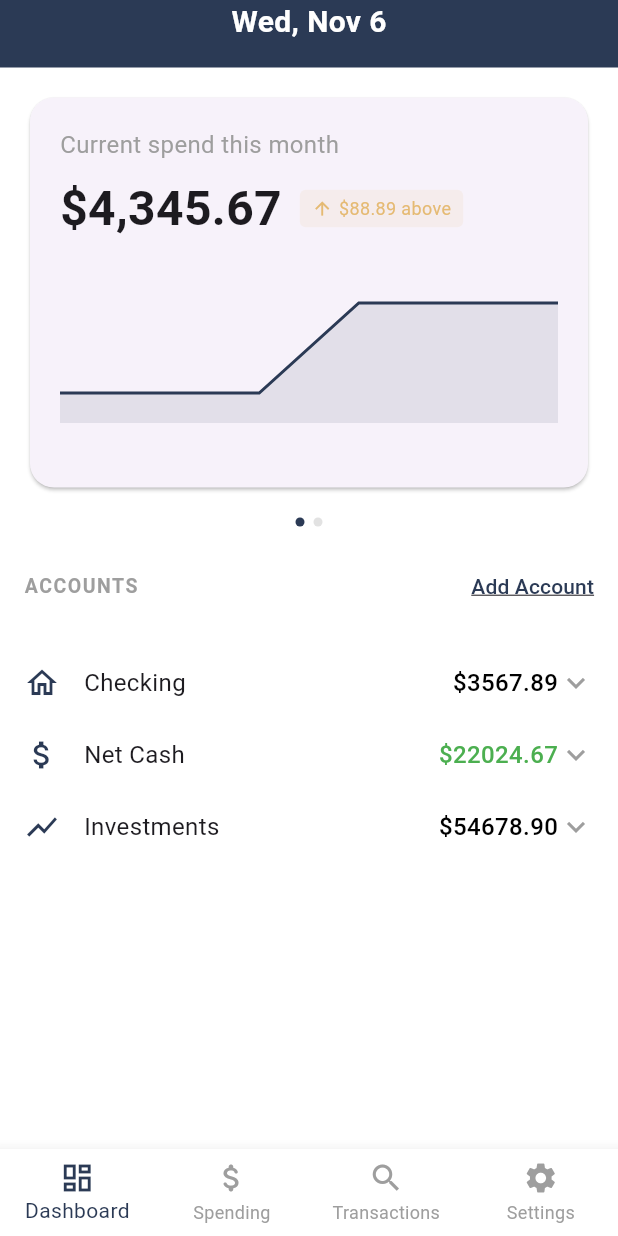
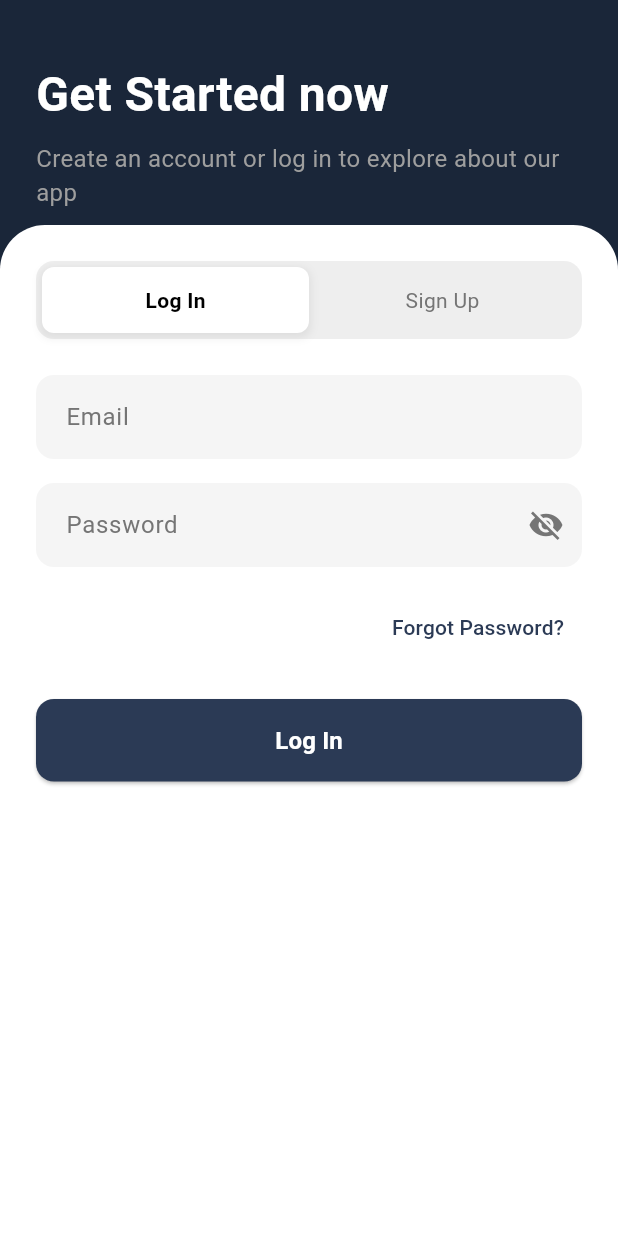
Before and after one commit to aaditaggarwal26/financeplaidapp, a Flutter app: the screen it shows after launch, on a phone screen of 412 x 824 dp. Run offline on Flutter 3.47's test engine with Material 3 defaults, Android fonts, the light colour scheme and no system bars; our stand-ins replace csv, firebase_auth, firebase_core, fl_chart, flutter_dotenv, open_file; accounts and stored records are empty.

Commit message:
login and backend connection

```diff
--- a/lib/main.dart
+++ b/lib/main.dart
@@ -1,5 +1,7 @@
+import 'package:fbla_coding_programming_app/screens/login_screen.dart';
 import 'package:fbla_coding_programming_app/screens/spending_screen.dart';
 import 'package:fbla_coding_programming_app/tabs.dart';
+import 'package:firebase_core/firebase_core.dart';
 import 'package:flutter/material.dart';
 import 'package:flutter_dotenv/flutter_dotenv.dart';
 import 'package:path_provider/path_provider.dart';
@@ -10,6 +12,8 @@
 import 'package:open_file/open_file.dart';
 
 Future<void> main() async {
+  WidgetsFlutterBinding.ensureInitialized();
+  await Firebase.initializeApp();
   try {
     // Load the .env file from the root of the project
     await dotenv.load(fileName: ".env");
@@ -27,7 +31,7 @@
     return MaterialApp(
       title: 'FBLA Finance App',
       theme: ThemeData(primarySwatch: Colors.purple),
-      home: const Tabs(),
+      home: LoginScreen(),
     );
   }
 }
--- /dev/null
+++ b/lib/screens/login_screen.dart
@@ -0,0 +1,426 @@
+import 'dart:async';
+import 'package:fbla_coding_programming_app/tabs.dart';
+import 'package:firebase_auth/firebase_auth.dart';
+import 'package:flutter/material.dart';
+
+class LoginScreen extends StatefulWidget {
+  @override
+  _LoginScreenState createState() => _LoginScreenState();
+}
+
+class _LoginScreenState extends State<LoginScreen> {
+  bool isLogin = true;
+  bool obscurePassword = true;
+  bool obscureConfirmPassword = true;
+  bool isLoading = false;
+
+  final TextEditingController _emailController = TextEditingController();
+  final TextEditingController _passwordController = TextEditingController();
+  final TextEditingController _confirmPasswordController =
+      TextEditingController();
+
+  final FirebaseAuth _auth = FirebaseAuth.instance;
+
+  String? errorMessage;
+
+  late StreamSubscription<User?> _authStateSubscription;
+
+  @override
+  void initState() {
+    super.initState();
+    _authStateSubscription =
+        FirebaseAuth.instance.authStateChanges().listen((User? user) {
+      if (!mounted) return;
+
+      if (user != null) {
+        Navigator.of(context).pushReplacement(
+          MaterialPageRoute(builder: (context) => const Tabs()),
+        );
+      }
+    });
+  }
+
+  @override
+  void dispose() {
+    _authStateSubscription.cancel();
+    super.dispose();
+  }
+
+  Future<void> _signIn() async {
+    setState(() {
+      isLoading = true;
+      errorMessage = null;
+    });
+
+    try {
+      await _auth.signInWithEmailAndPassword(
+        email: _emailController.text.trim(),
+        password: _passwordController.text,
+      );
+      Navigator.pushReplacement(
+        context,
+        MaterialPageRoute(
+          builder: (context) => const Tabs(),
+        ),
+      );
+      ScaffoldMessenger.of(context).showSnackBar(
+        const SnackBar(content: Text('Successfully logged in!')),
+      );
+    } on FirebaseAuthException catch (e) {
+      setState(() {
+        errorMessage = e.message;
+      });
+    } catch (e) {
+      setState(() {
+        errorMessage = 'An error occurred';
+      });
+    } finally {
+      setState(() {
+        isLoading = false;
+      });
+    }
+  }
+
+  Future<void> _signUp() async {
+    if (_passwordController.text != _confirmPasswordController.text) {
+      setState(() {
+        errorMessage = 'Passwords do not match';
+      });
+      return;
+    }
+
+    setState(() {
+      isLoading = true;
+      errorMessage = null;
+    });
+
+    try {
+      await _auth.createUserWithEmailAndPassword(
+        email: _emailController.text.trim(),
+        password: _passwordController.text,
+      );
+      Navigator.pushReplacement(
+        context,
+        MaterialPageRoute(
+          builder: (context) => const Tabs(),
+        ),
+      );
+      ScaffoldMessenger.of(context).showSnackBar(
+        const SnackBar(content: Text('Successfully signed up!')),
+      );
+    } on FirebaseAuthException catch (e) {
+      setState(() {
+        errorMessage = e.message;
+      });
+    } catch (e) {
+      setState(() {
+        errorMessage = 'An error occurred';
+      });
+    } finally {
+      setState(() {
+        isLoading = false;
+      });
+    }
+  }
+
+  Future<void> _resetPassword() async {
+    if (_emailController.text.isEmpty) {
+      setState(() {
+        errorMessage = 'Please enter your email';
+      });
+      return;
+    }
+
+    try {
+      await _auth.sendPasswordResetEmail(email: _emailController.text.trim());
+      ScaffoldMessenger.of(context).showSnackBar(
+        const SnackBar(content: Text('Password reset email sent')),
+      );
+    } on FirebaseAuthException catch (e) {
+      setState(() {
+        errorMessage = e.message;
+      });
+    }
+  }
+
+  @override
+  Widget build(BuildContext context) {
+    return Scaffold(
+      backgroundColor: const Color(0xFF2B3A55),
+      body: Stack(
+        children: [
+          Container(
+            height: MediaQuery.of(context).size.height * 0.3,
+            color: const Color.fromARGB(255, 26, 38, 57),
+          ),
+          Column(
+            children: [
+              SafeArea(
+                child: Padding(
+                  padding: const EdgeInsets.symmetric(horizontal: 24.0),
+                  child: Column(
+                    crossAxisAlignment: CrossAxisAlignment.start,
+                    children: [
+                      const SizedBox(height: 40),
+                      const Text(
+                        'Get Started now',
+                        style: TextStyle(
+                          fontSize: 32,
+                          fontWeight: FontWeight.bold,
+                          color: Colors.white,
+                        ),
+                      ),
+                      const SizedBox(height: 8),
+                      Text(
+                        'Create an account or log in to explore about our app',
+                        style: TextStyle(
+                          fontSize: 16,
+                          color: Colors.grey[500],
+                        ),
+                      ),
+                      const SizedBox(height: 10),
+                    ],
+                  ),
+                ),
+              ),
+              Expanded(
+                child: Container(
+                  width: double.infinity,
+                  decoration: const BoxDecoration(
+                    color: Colors.white,
+                    borderRadius: BorderRadius.only(
+                      topLeft: Radius.circular(30),
+                      topRight: Radius.circular(30),
+                    ),
+                  ),
+                  child: Padding(
+                    padding: const EdgeInsets.all(24.0),
+                    child: SingleChildScrollView(
+                      child: Column(
+                        children: [
+                          Container(
+                            padding: const EdgeInsets.all(4),
+                            decoration: BoxDecoration(
+                              color: Colors.grey[200],
+                              borderRadius: BorderRadius.circular(12),
+                            ),
+                            child: Row(
+                              children: [
+                                Expanded(
+                                  child: GestureDetector(
+                                    onTap: () => setState(() => isLogin = true),
+                                    child: Container(
+                                      padding: const EdgeInsets.symmetric(
+                                          vertical: 12),
+                                      decoration: BoxDecoration(
+                                        color: isLogin
+                                            ? Colors.white
+                                            : Colors.transparent,
+                                        borderRadius: BorderRadius.circular(8),
+                                        boxShadow: isLogin
+                                            ? [
+                                                BoxShadow(
+                                                  color: Colors.grey
+                                                      .withOpacity(0.2),
+                                                  spreadRadius: 1,
+                                                  blurRadius: 4,
+                                                  offset: const Offset(0, 2),
+                                                ),
+                                              ]
+                                            : null,
+                                      ),
+                                      child: Center(
+                                        child: Text(
+                                          'Log In',
+                                          style: TextStyle(
+                                            color: isLogin
+                                                ? Colors.black
+                                                : Colors.grey[600],
+                                            fontWeight: isLogin
+                                                ? FontWeight.bold
+                                                : FontWeight.normal,
+                                          ),
+                                        ),
+                                      ),
+                                    ),
+                                  ),
+                                ),
+                                Expanded(
+                                  child: GestureDetector(
+                                    onTap: () =>
+                                        setState(() => isLogin = false),
+                                    child: Container(
+                                      padding: const EdgeInsets.symmetric(
+                                          vertical: 12),
+                                      decoration: BoxDecoration(
+                                        color: !isLogin
+                                            ? Colors.white
+                                            : Colors.transparent,
+                                        borderRadius: BorderRadius.circular(8),
+                                        boxShadow: !isLogin
+                                            ? [
+                                                BoxShadow(
+                                                  color: Colors.grey
+                                                      .withOpacity(0.2),
+                                                  spreadRadius: 1,
+                                                  blurRadius: 4,
+                                                  offset: const Offset(0, 2),
+                                                ),
+                                              ]
+                                            : null,
+                                      ),
+                                      child: Center(
+                                        child: Text(
+                                          'Sign Up',
+                                          style: TextStyle(
+                                            color: !isLogin
+                                                ? Colors.black
+                                                : Colors.grey[600],
+                                            fontWeight: !isLogin
+                                                ? FontWeight.bold
+                                                : FontWeight.normal,
+                                          ),
+                                        ),
+                                      ),
+                                    ),
+                                  ),
+                                ),
+                              ],
+                            ),
+                          ),
+                          const SizedBox(height: 24),
+                          TextField(
+                            controller: _emailController,
+                            keyboardType: TextInputType.emailAddress,
+                            decoration: InputDecoration(
+                              hintText: 'Email',
+                              hintStyle: TextStyle(color: Colors.grey[600]),
+                              filled: true,
+                              fillColor: Colors.grey[100],
+                              border: OutlineInputBorder(
+                                borderRadius: BorderRadius.circular(12),
+                                borderSide: BorderSide.none,
+                              ),
+                              contentPadding: const EdgeInsets.symmetric(
+                                  horizontal: 16, vertical: 16),
+                            ),
+                          ),
+                          const SizedBox(height: 16),
+                          TextField(
+                            obscureText: obscurePassword,
+                            controller: _passwordController,
+                            decoration: InputDecoration(
+                              hintText: 'Password',
+                              hintStyle: TextStyle(color: Colors.grey[600]),
+                              filled: true,
+                              fillColor: Colors.grey[100],
+                              border: OutlineInputBorder(
+                                borderRadius: BorderRadius.circular(12),
+                                borderSide: BorderSide.none,
+                              ),
+                              contentPadding: const EdgeInsets.symmetric(
+                                  horizontal: 16, vertical: 16),
+                              suffixIcon: IconButton(
+                                icon: Icon(
+                                  obscurePassword
+                                      ? Icons.visibility_off
+                                      : Icons.visibility,
+                                  color: Colors.grey[600],
+                                ),
+                                onPressed: () => setState(
+                                    () => obscurePassword = !obscurePassword),
+                              ),
+                            ),
+                          ),
+                          const SizedBox(height: 16),
+                          if (!isLogin) ...[
+                            TextField(
+                              controller: _confirmPasswordController,
+                              obscureText: obscureConfirmPassword,
+                              decoration: InputDecoration(
+                                hintText: 'Confirm Password',
+                                hintStyle: TextStyle(color: Colors.grey[600]),
+                                filled: true,
+                                fillColor: Colors.grey[100],
+                                border: OutlineInputBorder(
+                                  borderRadius: BorderRadius.circular(12),
+                                  borderSide: BorderSide.none,
+                                ),
+                                contentPadding: const EdgeInsets.symmetric(
+                                    horizontal: 16, vertical: 16),
+                                suffixIcon: IconButton(
+                                  icon: Icon(
+                                    obscureConfirmPassword
+                                        ? Icons.visibility_off
+                                        : Icons.visibility,
+                                    color: Colors.grey[600],
+                                  ),
+                                  onPressed: () => setState(() =>
+                                      obscureConfirmPassword =
+                                          !obscureConfirmPassword),
+                                ),
+                              ),
+                            ),
+                            const SizedBox(height: 16),
+                          ],
+                          if (isLogin) ...[
+                            Align(
+                              alignment: Alignment.centerRight,
+                              child: TextButton(
+                                onPressed: _resetPassword,
+                                child: const Text(
+                                  'Forgot Password?',
+                                  style: TextStyle(color: Color(0xFF2B3A55)),
+                                ),
+                              ),
+                            ),
+                          ],
+                          const SizedBox(height: 24),
+                          SizedBox(
+                            width: double.infinity,
+                            child: ElevatedButton(
+                              style: ElevatedButton.styleFrom(
+                                backgroundColor: const Color(0xFF2B3A55),
+                                padding:
+                                    const EdgeInsets.symmetric(vertical: 16),
+                                shape: RoundedRectangleBorder(
+                                  borderRadius: BorderRadius.circular(12),
+                                ),
+                              ),
+                              onPressed: isLoading
+                                  ? null
+                                  : (isLogin ? _signIn : _signUp),
+                              child: isLoading
+                                  ? const CircularProgressIndicator(
+                                      color: Colors.white)
+                                  : Text(
+                                      isLogin ? 'Log In' : 'Sign Up',
+                                      style: const TextStyle(
+                                        color: Colors.white,
+                                        fontSize: 16,
+                                        fontWeight: FontWeight.bold,
+                                      ),
+                                    ),
+                            ),
+                          ),
+                          if (errorMessage != null) ...[
+                            const SizedBox(height: 16),
+                            Text(
+                              errorMessage!,
+                              style: const TextStyle(color: Colors.red),
+                              textAlign: TextAlign.center,
+                            ),
+                          ],
+                        ],
+                      ),
+                    ),
+                  ),
+                ),
+              ),
+            ],
+          ),
+        ],
+      ),
+    );
+  }
+}
--- a/lib/tabs.dart
+++ b/lib/tabs.dart
@@ -1,3 +1,4 @@
+import 'package:fbla_coding_programming_app/screens/settings_screen.dart';
 import 'package:fbla_coding_programming_app/screens/spending_screen.dart';
 import 'package:flutter/material.dart';
 import 'package:fbla_coding_programming_app/screens/dashboard_screen.dart';
@@ -16,7 +17,7 @@ class _TabsState extends State<Tabs> {
     const DashboardScreen(),
     const SpendingScreen(),
     const Placeholder(),
-    const Placeholder(),
+    SettingsScreen(),
   ];
 
   @override
```
Also changed, not shown: lib/screens/settings_screen.dart (added, +195 -0 lines), lib/services/data_service.dart (+1 -16 lines), pubspec.yaml (+5 -3 lines), firebase.json (added), lib/firebase_options.dart (added), pubspec.lock, 36 other files.
